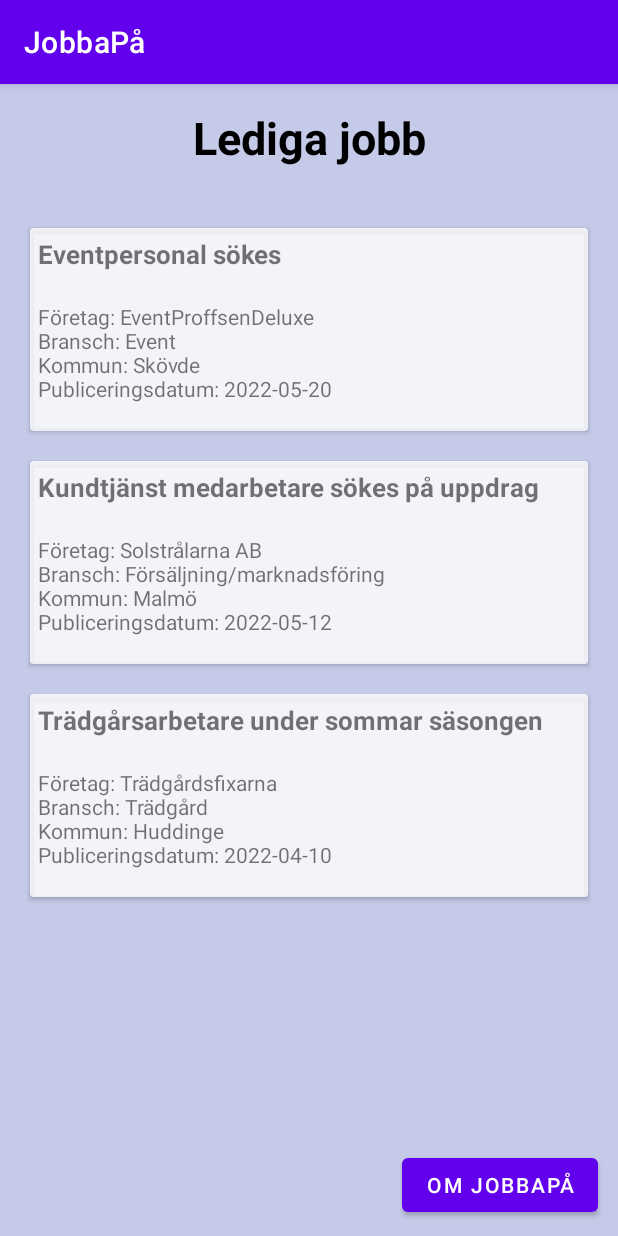
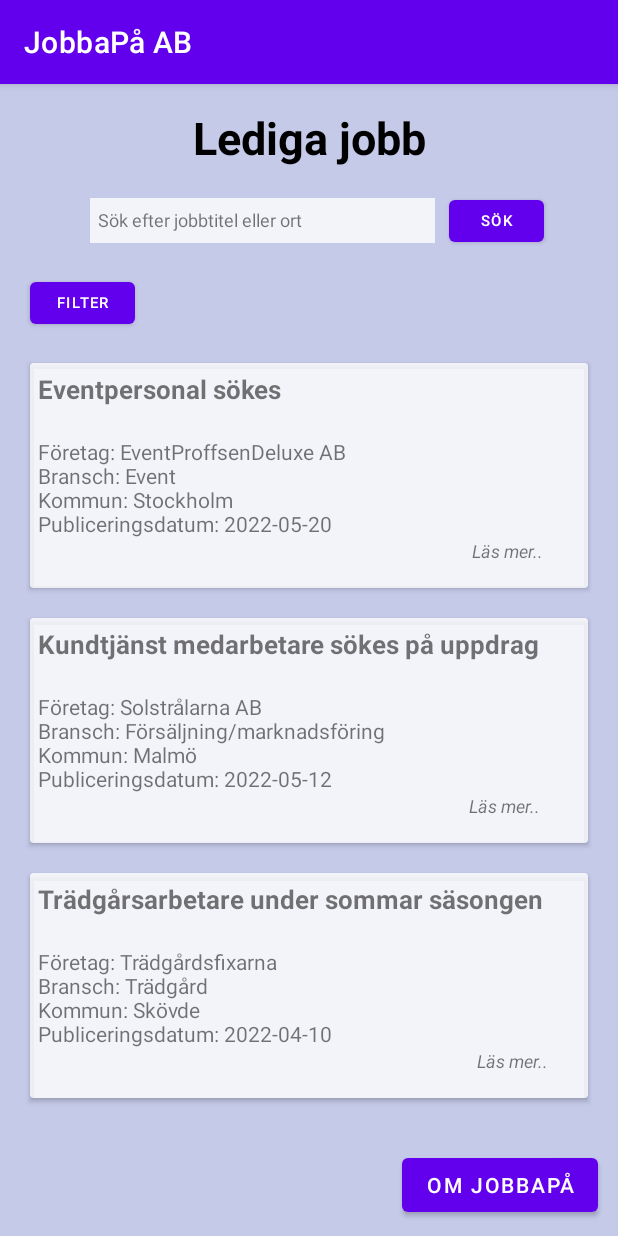
Before and after one commit to g21emmka/Design, an Android app: the screen it shows after launch (MainActivity), on a phone screen of 412 x 824 dp. Run offline under Robolectric (Android 15) with nearby library versions, the phone set to English and light mode, and no system bars.

Commit message:
activity_main styled

```diff
--- a/app/src/main/res/layout/activity_main.xml
+++ b/app/src/main/res/layout/activity_main.xml
@@ -21,20 +21,57 @@
         android:textColor="@color/black"
         android:textSize="30dp"/>
 
+    <TextView
+        android:id="@+id/search_bar"
+        android:layout_width="230dp"
+        android:layout_height="30dp"
+        android:text="Sök efter jobbtitel eller ort "
+        android:textSize="12dp"
+        android:paddingLeft="5dp"
+        android:paddingTop="6dp"
+        app:layout_constraintStart_toStartOf="parent"
+        app:layout_constraintTop_toBottomOf="@+id/title"
+        android:layout_marginLeft="60dp"
+        android:background="#CCFFFFFF"
+        />
+
+    <Button
+        android:id="@+id/search_button"
+        android:layout_width="63dp"
+        android:layout_height="40dp"
+        android:text="Sök"
+        android:textSize="10dp"
+        android:layout_marginRight="40dp"
+        app:layout_constraintBottom_toBottomOf="@id/search_bar"
+        app:layout_constraintEnd_toEndOf="parent"
+        app:layout_constraintStart_toEndOf="@id/search_bar"
+        app:layout_constraintTop_toBottomOf="@+id/title"/>
+
+    <Button
+        android:id="@+id/filter"
+        android:layout_width="70dp"
+        android:layout_height="40dp"
+        android:text="Filter"
+        android:textSize="10dp"
+        android:layout_marginTop="20dp"
+        android:layout_marginLeft="20dp"
+        app:layout_constraintStart_toStartOf="parent"
+        app:layout_constraintTop_toBottomOf="@+id/search_bar"
+        />
 
     <androidx.cardview.widget.CardView
         android:id="@+id/card_view"
         android:layout_width="match_parent"
         android:layout_height="wrap_content"
         android:layout_margin="20dp"
-        android:layout_marginTop="20dp"
+        android:background="#c5cae9"
         app:cardBackgroundColor="#CCFFFFFF"
         app:layout_constraintStart_toStartOf="parent"
-        app:layout_constraintTop_toBottomOf="@id/title">
+        app:layout_constraintTop_toBottomOf="@id/filter">
 
         <androidx.constraintlayout.widget.ConstraintLayout
             android:layout_width="match_parent"
-            android:layout_height="135dp">
+            android:layout_height="150dp">
 
             <TextView
                 android:id="@+id/advertisement_title"
@@ -56,6 +93,17 @@
                 android:layout_marginLeft="5dp"
                 app:layout_constraintStart_toStartOf="parent"
                 app:layout_constraintTop_toBottomOf="@id/advertisement_title" />
+            <TextView
+                android:id="@+id/readmore_text"
+                android:layout_width="wrap_content"
+                android:layout_height="wrap_content"
+                android:text="Läs mer.."
+                android:textStyle="italic"
+                android:textSize="12dp"
+                android:layout_marginLeft="50dp"
+                app:layout_constraintStart_toEndOf="@id/advertisement_text"
+                app:layout_constraintEnd_toEndOf="parent"
+                app:layout_constraintTop_toBottomOf="@id/advertisement_text" />
 
         </androidx.constraintlayout.widget.ConstraintLayout>
     </androidx.cardview.widget.CardView>
@@ -73,7 +121,7 @@
 
         <androidx.constraintlayout.widget.ConstraintLayout
             android:layout_width="match_parent"
-            android:layout_height="135dp">
+            android:layout_height="150dp">
 
             <TextView
                 android:id="@+id/advertisement_title2"
@@ -96,6 +144,17 @@
                 android:layout_marginLeft="5dp"
                 app:layout_constraintStart_toStartOf="parent"
                 app:layout_constraintTop_toBottomOf="@id/advertisement_title2"/>
+            <TextView
+                android:id="@+id/readmore_text2"
+                android:layout_width="wrap_content"
+                android:layout_height="wrap_content"
+                android:text="Läs mer.."
+                android:textStyle="italic"
+                android:textSize="12dp"
+                android:layout_marginLeft="20dp"
+                app:layout_constraintStart_toEndOf="@id/advertisement_text2"
+                app:layout_constraintEnd_toEndOf="parent"
+                app:layout_constraintTop_toBottomOf="@id/advertisement_text2" />
 
         </androidx.constraintlayout.widget.ConstraintLayout>
     </androidx.cardview.widget.CardView>
@@ -112,7 +171,7 @@
 
         <androidx.constraintlayout.widget.ConstraintLayout
             android:layout_width="match_parent"
-            android:layout_height="135dp">
+            android:layout_height="150dp">
 
             <TextView
                 android:id="@+id/advertisement_title3"
@@ -135,6 +194,17 @@
                 android:layout_marginLeft="5dp"
                 app:layout_constraintStart_toStartOf="parent"
                 app:layout_constraintTop_toBottomOf="@id/advertisement_title3"/>
+            <TextView
+                android:id="@+id/readmore_text3"
+                android:layout_width="wrap_content"
+                android:layout_height="wrap_content"
+                android:text="Läs mer.."
+                android:textStyle="italic"
+                android:textSize="12dp"
+                android:layout_marginLeft="70dp"
+                app:layout_constraintStart_toEndOf="@id/advertisement_text3"
+                app:layout_constraintEnd_toEndOf="parent"
+                app:layout_constraintTop_toBottomOf="@id/advertisement_text3" />
         </androidx.constraintlayout.widget.ConstraintLayout>
 
     </androidx.cardview.widget.CardView>
--- a/app/src/main/res/layout/activity_second.xml
+++ /dev/null
@@ -1,6 +0,0 @@
-<?xml version="1.0" encoding="utf-8"?>
-<androidx.constraintlayout.widget.ConstraintLayout xmlns:android="http://schemas.android.com/apk/res/android"
-    android:layout_width="match_parent"
-    android:layout_height="match_parent">
-
-</androidx.constraintlayout.widget.ConstraintLayout>
--- a/app/src/main/res/values/strings.xml
+++ b/app/src/main/res/values/strings.xml
@@ -1,10 +1,10 @@
 <resources>
-    <string name="app_name">JobbaPå</string>
+    <string name="app_name">JobbaPå AB</string>
 
     <string name="advertisement_text">
-        Företag: EventProffsenDeluxe
+        Företag: EventProffsenDeluxe AB
         \nBransch: Event
-        \nKommun: Skövde
+        \nKommun: Stockholm
         \nPubliceringsdatum: 2022-05-20
     </string>
 
@@ -18,7 +18,17 @@
     <string name="advertisement_text3">
         Företag: Trädgårdsfixarna
         \nBransch: Trädgård
-        \nKommun: Huddinge
+        \nKommun: Skövde
         \nPubliceringsdatum: 2022-04-10
     </string>
+
+    <string name="shortinfo_work">
+        Omfattning: Deltid
+        \n Timmar per vecka: 10h
+        \n varaktighet: Tillsvidare
+        \n Anställningsform: Tidsbegränsad anställning
+
+    </string>
+
+
 </resources>
```
Also changed, not shown: app/src/main/res/layout/activity_about.xml (added, +58 -0 lines).
